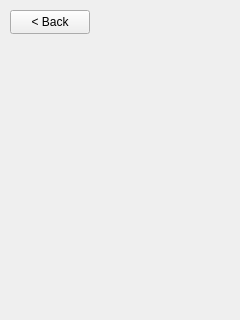
Before: the Qt Designer form MultiWidgetTest01/secondwindow.ui in knix008/QT, drawn with Qt 5.
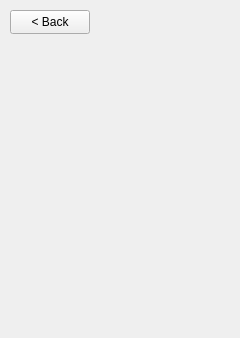
After: the same form once the commit is applied.

Patch:
```diff
--- a/MultiWidgetTest01/secondwindow.ui
+++ b/MultiWidgetTest01/secondwindow.ui
@@ -10,7 +10,7 @@
     <x>0</x>
     <y>0</y>
     <width>240</width>
-    <height>320</height>
+    <height>338</height>
    </rect>
   </property>
   <property name="sizePolicy">
```
